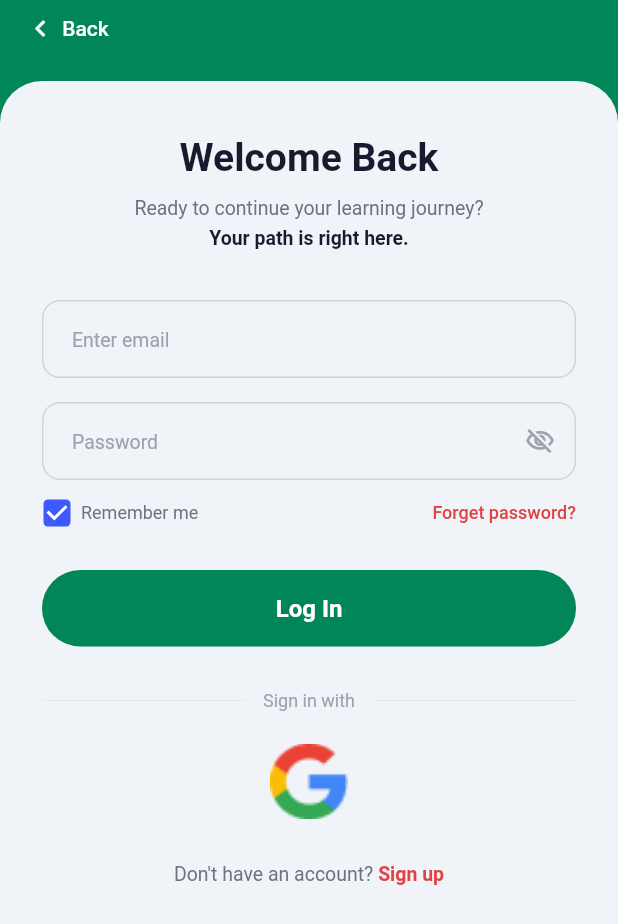
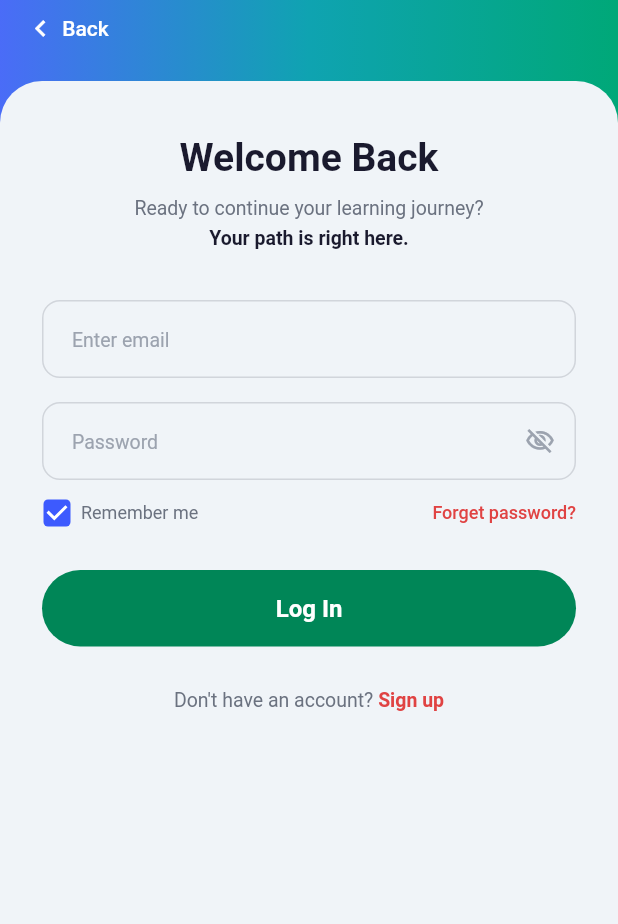
Before and after one commit to Dev-Mohamed-Ashraf/ui_nafsety, a Flutter app: the LoginScreen screen opened by its route, on a phone screen of 412 x 824 dp. Shown: the top 924 px of the screen. Run offline on Flutter 3.47's test engine with Material 3 defaults, Android fonts, the phone set to English and light mode, and no system bars.

Commit message:
تعديل اللون1

```diff
--- a/lib/screens/login_screen.dart
+++ b/lib/screens/login_screen.dart
@@ -9,8 +9,19 @@ class LoginScreen extends StatelessWidget {
   @override
   Widget build(BuildContext context) {
     return Scaffold(
-      backgroundColor: const Color(0xFF008657),
-      body: Column(
+      body: Container(
+        decoration: const BoxDecoration(
+          gradient: LinearGradient(
+            begin: Alignment.centerLeft,
+            end: Alignment.centerRight,
+            colors: [
+              Color(0xFF4A6CF7),
+              Color(0xFF0FA3B1),
+              Color(0xFF00A878),
+            ],
+          ),
+        ),
+        child: Column(
           children: [
             const AuthTopBar(),
             Expanded(
@@ -48,10 +59,6 @@ class LoginScreen extends StatelessWidget {
                         ),
                       ),
                       const SizedBox(height: 28),
-                    const AuthDivider(label: 'Sign in with'),
-                    const SizedBox(height: 20),
-                    const GoogleSignInButton(),
-                    const SizedBox(height: 28),
                       _AuthFooterLink(
                         question: "Don't have an account? ",
                         linkText: 'Sign up',
@@ -66,6 +73,7 @@ class LoginScreen extends StatelessWidget {
               ),
             ),
           ],
+        ),
       ),
     );
   }
```
Also changed, not shown: lib/screens/signup_screen.dart (+14 -2 lines). Lines whose indentation alone changed are shown as unchanged.
